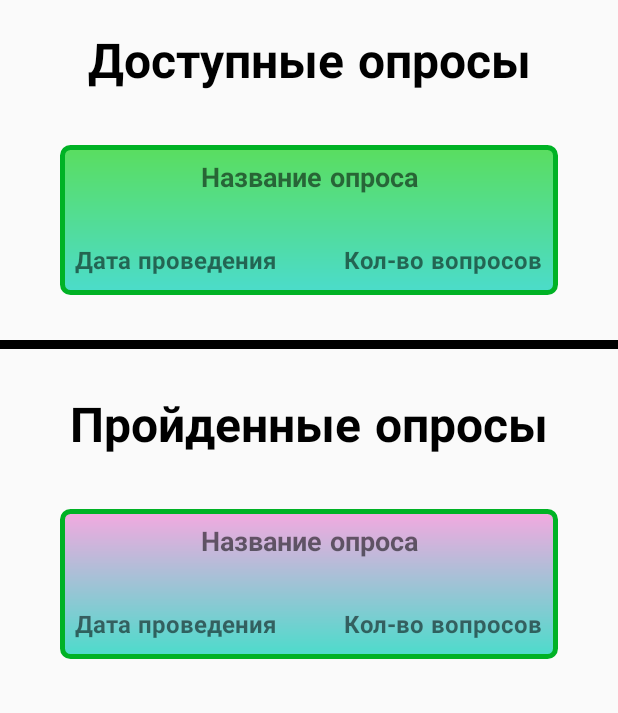
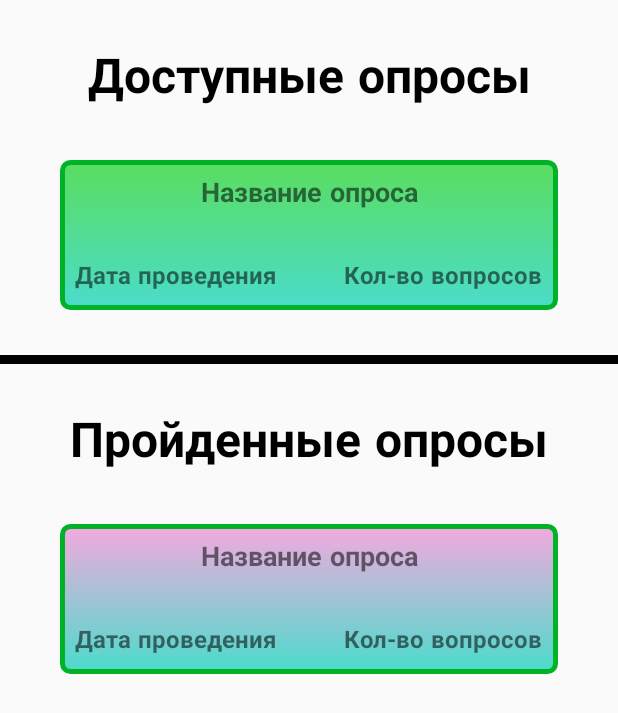
Before and after one commit to PrinterOMG/JoteroApp, an Android app: the QuizFeed screen opened directly, with no data from a screen before it, on a phone screen of 412 x 824 dp. Shown: the top 713 px of the screen. Run offline under Robolectric (Android 15) with nearby library versions, the phone set to English and light mode, and no system bars.

Commit message:
Design improve

```diff
--- a/app/src/main/res/layout/activity_quiz_feed.xml
+++ b/app/src/main/res/layout/activity_quiz_feed.xml
@@ -11,7 +11,7 @@
         android:id="@+id/available_quiz"
         android:layout_width="match_parent"
         android:layout_height="wrap_content"
-        android:layout_marginTop="20sp"
+        android:layout_marginTop="30sp"
         android:fontFamily="@font/montserrat_bold"
         android:text="@string/available_quiz"
         android:textAlignment="center"
```
